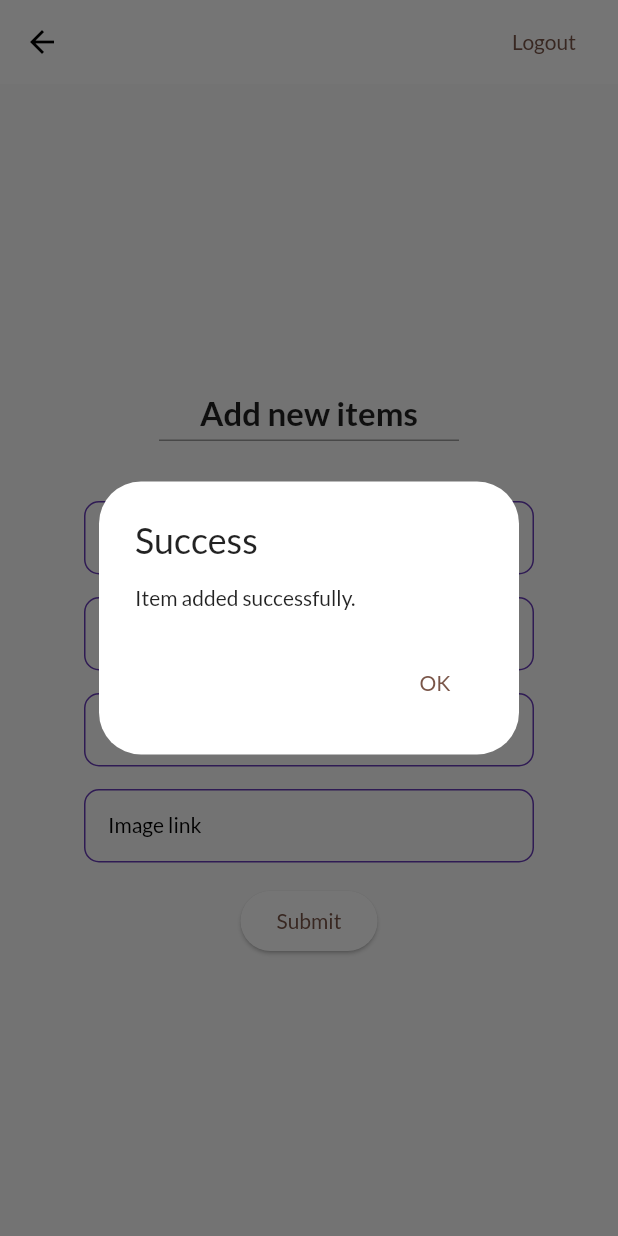
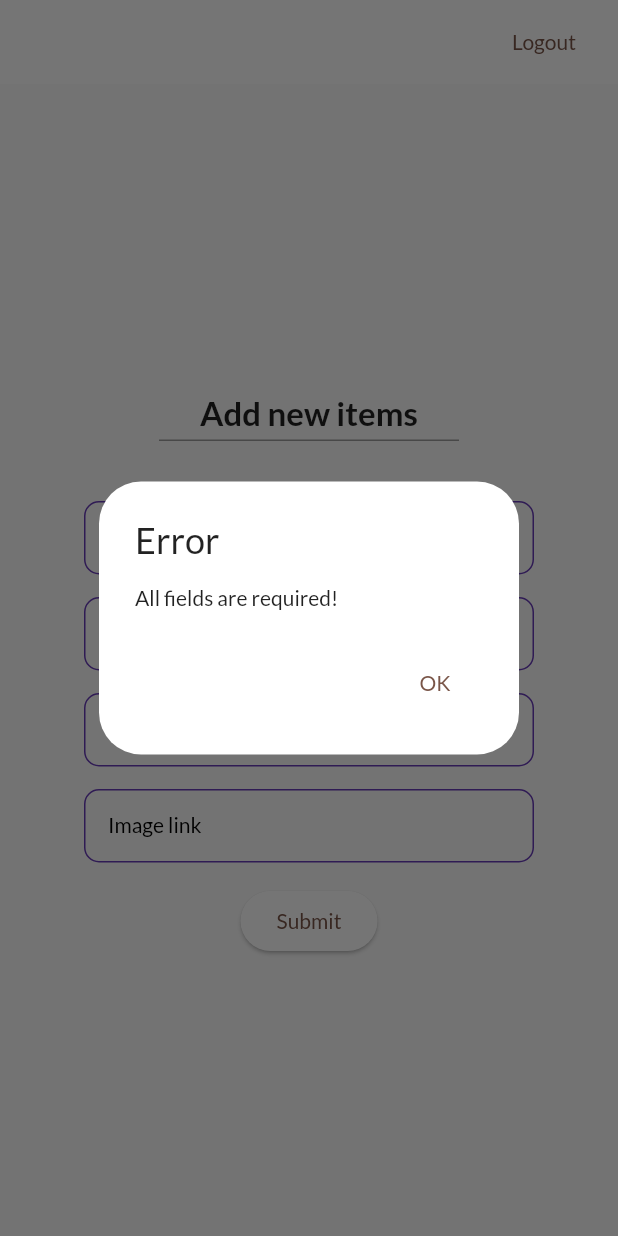
Before and after one commit to yuvjeeth/jewellery_app, a Flutter app: the AdminPortal screen opened directly, after a tap on "Submit", on a phone screen of 412 x 824 dp. Run offline on Flutter 3.47's test engine with Material 2 defaults, Android fonts, the light colour scheme and no system bars; our stand-ins replace cloud_firestore, firebase_core, font_awesome_flutter, google_fonts; accounts and stored records are empty.

Commit message:
almost ready and code cleanup

```diff
--- a/lib/main.dart
+++ b/lib/main.dart
@@ -2,8 +2,7 @@ import 'package:firebase_core/firebase_core.dart';
 import 'package:flutter/foundation.dart';
 import 'package:flutter/material.dart';
 import 'package:google_fonts/google_fonts.dart';
-
-import 'package:jewellery_app/views/wishlist.dart';
+import 'package:jewellery_app/views/welcome_screen.dart';
 
 Future<void> main() async {
   WidgetsFlutterBinding.ensureInitialized();
@@ -41,7 +40,7 @@ class MyApp extends StatelessWidget {
       title: 'Jewellery Store',
       theme: _buildTheme(Brightness.light),
       debugShowCheckedModeBanner: false,
-      home: const Wishlist(),
+      home: const WelcomeScreen(),
       //home: const AdminPortal(),
       //home: const ContactUs(),
     );
--- a/lib/views/admin_login.dart
+++ b/lib/views/admin_login.dart
@@ -118,11 +118,12 @@ class _AdminLoginState extends State<AdminLogin> {
                   ),
                   ElevatedButton(
                     onPressed: () {
-                      Navigator.push(
+                      Navigator.pushAndRemoveUntil(
                         context,
                         MaterialPageRoute(
                           builder: (context) => const AdminPortal(),
                         ),
+                        (Route<dynamic> route) => false,
                       );
                       if (uName.text == 'user' && uPassword.text == 'user') {
                         // Navigator.push(
--- a/lib/views/admin_portal.dart
+++ b/lib/views/admin_portal.dart
@@ -180,6 +180,28 @@ class _AdminPortalState extends State<AdminPortal> {
               ),
               ElevatedButton(
                 onPressed: () async {
+                  if (name.text == '' ||
+                      description.text == '' ||
+                      price.text == '' ||
+                      imageLink.text == '') {
+                    showDialog(
+                      context: context,
+                      builder: (BuildContext context) {
+                        return AlertDialog(
+                          title: const Text('Error'),
+                          content: const Text('All fields are required!'),
+                          actions: <Widget>[
+                            TextButton(
+                              onPressed: () {
+                                Navigator.of(context).pop();
+                              },
+                              child: const Text('OK'),
+                            ),
+                          ],
+                        );
+                      },
+                    );
+                  } else {
                     try {
                       final FirebaseFirestore firestore =
                           FirebaseFirestore.instance;
@@ -244,6 +266,7 @@ class _AdminPortalState extends State<AdminPortal> {
                         },
                       );
                     }
+                  }
                 },
                 child: const Text('Submit'),
               ),
--- a/lib/views/login_page.dart
+++ b/lib/views/login_page.dart
@@ -124,11 +124,12 @@ class _LoginPageState extends State<LoginPage> {
                       const Text('New user? '),
                       InkWell(
                         onTap: () {
-                          Navigator.push(
+                          Navigator.pushAndRemoveUntil(
                             context,
                             MaterialPageRoute(
                               builder: (context) => const SignupScreen(),
                             ),
+                            (Route<dynamic> route) => false,
                           );
                         },
                         child: const Text(
--- a/lib/views/welcome_screen.dart
+++ b/lib/views/welcome_screen.dart
@@ -1,7 +1,6 @@
 import 'package:flutter/material.dart';
 import 'package:google_fonts/google_fonts.dart';
-import 'package:jewellery_app/views/product_catalog.dart';
-
+import 'package:jewellery_app/views/login_page.dart';
 
 class WelcomeScreen extends StatefulWidget {
   const WelcomeScreen({Key? key}) : super(key: key);
@@ -23,7 +22,7 @@ class _WelcomeScreen extends State<WelcomeScreen> {
     Navigator.pushReplacement(
       context,
       MaterialPageRoute(
-        builder: (context) => const ProductCatalog(),
+        builder: (context) => const LoginPage(),
       ),
     );
   }
--- a/lib/widgets/wishlist_items.dart
+++ b/lib/widgets/wishlist_items.dart
@@ -1,3 +1,4 @@
+import 'package:flutter/foundation.dart';
 import 'package:flutter/material.dart';
 
 class WishlistItems extends StatefulWidget {
@@ -49,7 +50,9 @@ class _WishlistItemsState extends State<WishlistItems> {
                   widget.imageURL,
                   fit: BoxFit.fill,
                   errorBuilder: (context, error, stackTrace) {
-                    print('Error loading image: $error');
+                    if (kDebugMode) {
+                      print('Error loading image: $error');
+                    }
                     return const Icon(Icons.error); // Show an error icon
                   },
                 ),
```
Also changed, not shown: lib/views/contact_us.dart (+10 -17 lines), lib/views/our_story.dart (+6 -3 lines), lib/views/product_catalog.dart (+11 -4 lines), lib/views/wishlist.dart (+49 -21 lines), 1 other file. Lines whose indentation alone changed are shown as unchanged.
